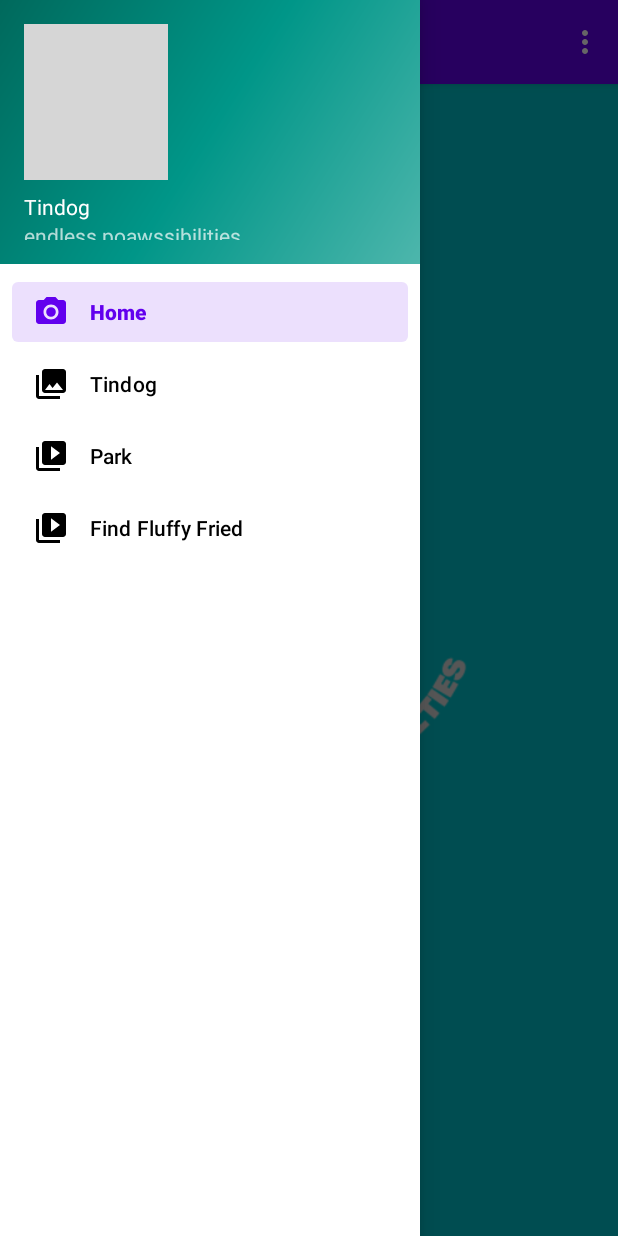
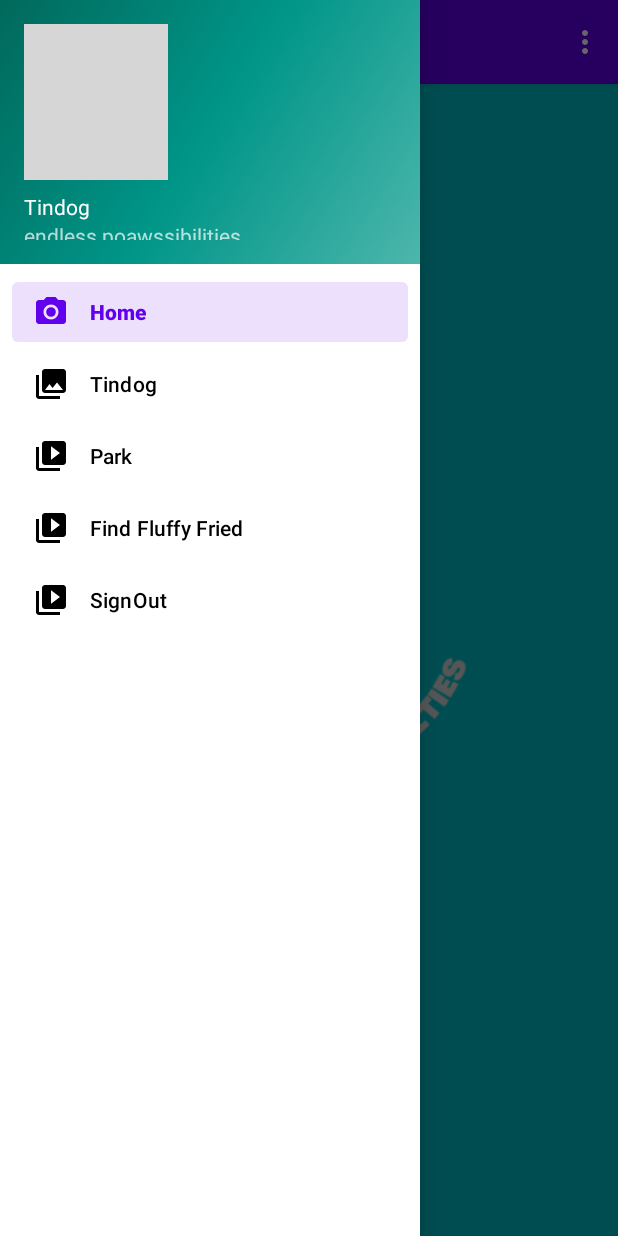
Before and after one commit to gilad235/project_w, an Android app: the MainActivity screen opened directly, with no data from a screen before it, with the side drawer open, on a phone screen of 412 x 824 dp. Run offline under Robolectric (Android 15) with nearby library versions, the phone set to English and light mode, and no system bars; our stand-ins replace Firebase (no records; nobody signed in at launch, a user with empty details on screens opened directly), navigation-ui; grey boxes are pictures that could not be loaded.

Commit message:
'checkin working'

```diff
--- a/app/src/main/res/layout/activity_main.xml
+++ b/app/src/main/res/layout/activity_main.xml
@@ -12,7 +12,6 @@
         android:id="@+id/app_bar_main"
         layout="@layout/app_bar_main"
         android:layout_width="match_parent"
-
         android:layout_height="match_parent" />
 
     <com.google.android.material.navigation.NavigationView
--- a/app/src/main/res/layout/app_bar_main.xml
+++ b/app/src/main/res/layout/app_bar_main.xml
@@ -4,7 +4,6 @@
     xmlns:tools="http://schemas.android.com/tools"
     android:layout_width="match_parent"
     android:layout_height="match_parent"
-
     tools:context=".MainActivity">
 
     <com.google.android.material.appbar.AppBarLayout
--- a/app/src/main/res/layout/content_main.xml
+++ b/app/src/main/res/layout/content_main.xml
@@ -4,7 +4,6 @@
     xmlns:tools="http://schemas.android.com/tools"
     android:id="@+id/mainView"
     android:layout_width="match_parent"
-
     android:layout_height="match_parent"
     app:layout_behavior="@string/appbar_scrolling_view_behavior"
     tools:showIn="@layout/app_bar_main">
--- a/app/src/main/res/layout/fragment_dog_item.xml
+++ b/app/src/main/res/layout/fragment_dog_item.xml
@@ -2,8 +2,6 @@
 <LinearLayout xmlns:android="http://schemas.android.com/apk/res/android"
     android:layout_width="wrap_content"
     android:layout_height="wrap_content"
-    android:background="#00C2CB"
-
     android:orientation="horizontal">
 
     <ImageView
--- a/app/src/main/res/layout/fragment_find_fluffy_friend_list.xml
+++ b/app/src/main/res/layout/fragment_find_fluffy_friend_list.xml
@@ -3,8 +3,6 @@
     xmlns:app="http://schemas.android.com/apk/res-auto"
     xmlns:tools="http://schemas.android.com/tools"
     android:name="com.example.tindog.ui.fff.FindFluffyFriendListFragment"
-    android:background="#00C2CB"
-
     android:layout_width="match_parent"
     android:layout_height="match_parent"
     android:layout_marginLeft="16dp"
--- a/app/src/main/res/layout/fragment_home.xml
+++ b/app/src/main/res/layout/fragment_home.xml
@@ -6,6 +6,7 @@
     android:background="#00C2CB"
 
     tools:context=".ui.home.HomeFragment">
+
 
 
     <!-- TODO: Update blank fragment layout -->
--- a/app/src/main/res/menu/activity_main_drawer.xml
+++ b/app/src/main/res/menu/activity_main_drawer.xml
@@ -22,5 +22,10 @@
             android:id="@+id/nav_fff"
             android:icon="@drawable/ic_menu_slideshow"
             android:title="@string/menu_fff" />
+        <item
+            android:id="@+id/nav_logout"
+            android:icon="@drawable/ic_menu_slideshow"
+            android:title="@string/menu_sign_out" />
+
     </group>
 </menu>
--- a/app/src/main/res/values/strings.xml
+++ b/app/src/main/res/values/strings.xml
@@ -37,6 +37,7 @@
     <string name="tindog_settings">Settings</string>
 
     <string name="menu_home">Home</string>
+    <string name="menu_sign_out">SignOut</string>
     <string name="menu_tindog">Tindog</string>
     <string name="menu_park">Park</string>
     <string name="menu_fff">Find Fluffy Fried</string>
@@ -66,5 +67,4 @@
     <string name="max_age">maximum age</string>
     <string name="checkin1">checkIn</string>
     <string name="checkout">checkout</string>
-    <string name="signout">signOut</string>
 </resources>
```
